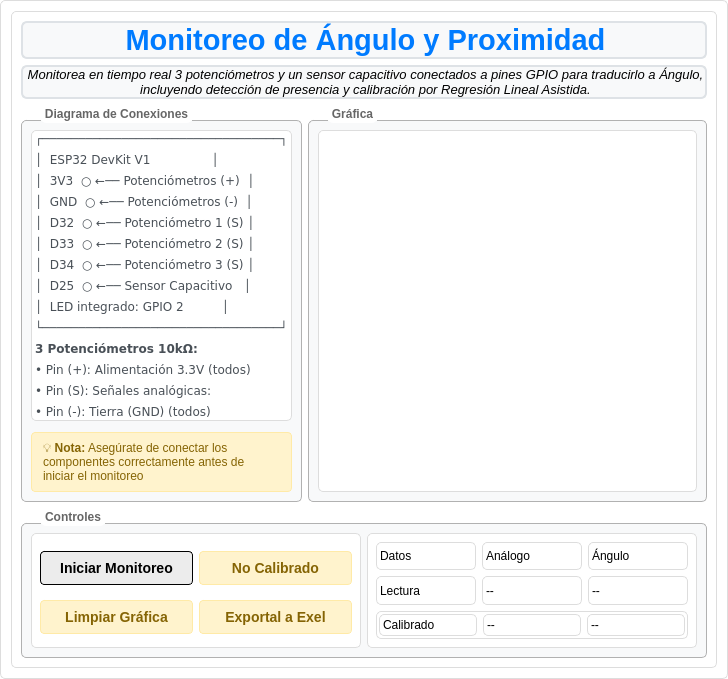
This is SensoraCore/SC_DesktopApp/Modules/angleArm/angleArm.ui in YamithR/SensoraCore as Qt 5 draws it before an edit. The edited form follows.
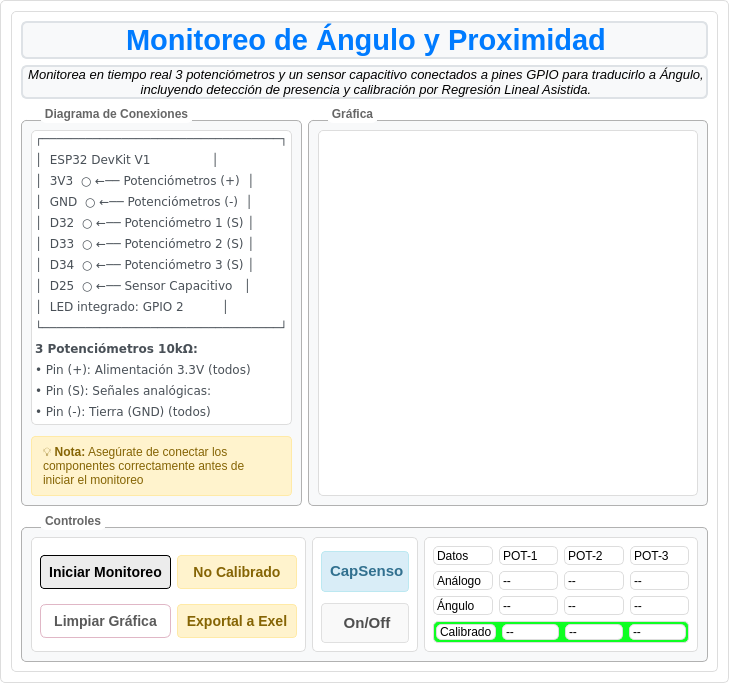
This is the edited form.

Patch:
```diff
--- a/SensoraCore/SC_DesktopApp/Modules/angleArm/angleArm.ui
+++ b/SensoraCore/SC_DesktopApp/Modules/angleArm/angleArm.ui
@@ -6,8 +6,8 @@
    <rect>
     <x>0</x>
     <y>0</y>
-    <width>702</width>
-    <height>679</height>
+    <width>723</width>
+    <height>683</height>
    </rect>
   </property>
   <property name="windowTitle">
@@ -92,90 +92,22 @@
         <property name="title">
          <string>Controles</string>
         </property>
-        <layout class="QHBoxLayout" name="horizontalLayout">
-         <item>
-          <widget class="QWidget" name="botones" native="true">
-           <layout class="QGridLayout" name="gridLayout_3">
-            <item row="0" column="0">
-             <widget class="QPushButton" name="iniciar">
-              <property name="styleSheet">
-               <string notr="true">font-size: 14px;                   
-font-weight: bold;             
-color: rgb(0, 0, 0);
-padding: 8px;                
-background-color: rgb(236, 236, 236);         
-border-radius: 4px;           
-border: 1px solid rgb(0, 0, 0);     
-margin-top: 5px;        </string>
-              </property>
-              <property name="text">
-               <string>Iniciar Monitoreo</string>
-              </property>
-             </widget>
-            </item>
-            <item row="0" column="1">
-             <widget class="QPushButton" name="calibrar">
-              <property name="styleSheet">
-               <string notr="true">        font-size: 14px;                    /* Tamaño menor para información secundaria */
-        font-weight: bold;                  /* Texto en negrita */
-        color: #856404;                     /* Color ámbar para indicar estado */
-        padding: 8px;                       /* Espacio interno menor */
-        background-color: #fff3cd;          /* Fondo ámbar claro */
-        border-radius: 4px;                 /* Esquinas redondeadas menores */
-        border: 1px solid #ffeaa7;          /* Borde ámbar */
-        margin-top: 5px;                    /* Separación superior */</string>
-              </property>
-              <property name="text">
-               <string>No Calibrado</string>
-              </property>
-             </widget>
-            </item>
-            <item row="1" column="0">
-             <widget class="QPushButton" name="limpiar">
-              <property name="styleSheet">
-               <string notr="true">        font-size: 14px;                    /* Tamaño menor para información secundaria */
-        font-weight: bold;                  /* Texto en negrita */
-        color: #856404;                     /* Color ámbar para indicar estado */
-        padding: 8px;                       /* Espacio interno menor */
-        background-color: #fff3cd;          /* Fondo ámbar claro */
-        border-radius: 4px;                 /* Esquinas redondeadas menores */
-        border: 1px solid #ffeaa7;          /* Borde ámbar */
-        margin-top: 5px;                    /* Separación superior */</string>
-              </property>
-              <property name="text">
-               <string>Limpiar Gráfica</string>
-              </property>
-             </widget>
-            </item>
-            <item row="1" column="1">
-             <widget class="QPushButton" name="exportar">
-              <property name="styleSheet">
-               <string notr="true">        font-size: 14px;                    /* Tamaño menor para información secundaria */
-        font-weight: bold;                  /* Texto en negrita */
-        color: #856404;                     /* Color ámbar para indicar estado */
-        padding: 8px;                       /* Espacio interno menor */
-        background-color: #fff3cd;          /* Fondo ámbar claro */
-        border-radius: 4px;                 /* Esquinas redondeadas menores */
-        border: 1px solid #ffeaa7;          /* Borde ámbar */
-        margin-top: 5px;                    /* Separación superior */</string>
-              </property>
-              <property name="text">
-               <string>Exportal a Exel</string>
-              </property>
-             </widget>
-            </item>
-           </layout>
-          </widget>
-         </item>
-         <item>
+        <layout class="QGridLayout" name="gridLayout_4">
+         <item row="0" column="2">
           <widget class="QWidget" name="datos" native="true">
+           <property name="minimumSize">
+            <size>
+             <width>0</width>
+             <height>0</height>
+            </size>
+           </property>
            <property name="maximumSize">
             <size>
-             <width>900</width>
+             <width>9999</width>
              <height>16777215</height>
             </size>
            </property>
-           <layout class="QGridLayout" name="gridLayout_4">
+           <layout class="QGridLayout" name="gridLayout">
             <item row="0" column="0">
              <widget class="QLabel" name="datosLabel">
               <property name="text">
@@ -184,42 +116,87 @@
              </widget>
             </item>
             <item row="0" column="1">
-             <widget class="QLabel" name="analogo">
+             <widget class="QLabel" name="POT1Label">
               <property name="text">
-               <string>Análogo</string>
+               <string>POT-1</string>
               </property>
              </widget>
             </item>
             <item row="0" column="2">
-             <widget class="QLabel" name="angulo">
+             <widget class="QLabel" name="POT2Label">
               <property name="text">
-               <string>Ángulo</string>
+               <string>POT-2</string>
+              </property>
+             </widget>
+            </item>
+            <item row="0" column="3">
+             <widget class="QLabel" name="POT3Label">
+              <property name="text">
+               <string>POT-3</string>
               </property>
              </widget>
             </item>
             <item row="1" column="0">
-             <widget class="QLabel" name="lectura">
+             <widget class="QLabel" name="analogoLabel">
               <property name="text">
-               <string>Lectura</string>
+               <string>Análogo</string>
               </property>
              </widget>
             </item>
             <item row="1" column="1">
-             <widget class="QLabel" name="analogoDt">
+             <widget class="QLabel" name="analogoDtPOT1">
               <property name="text">
                <string>--</string>
               </property>
              </widget>
             </item>
             <item row="1" column="2">
-             <widget class="QLabel" name="anguloDt">
+             <widget class="QLabel" name="analogoDtPOT2">
               <property name="text">
                <string>--</string>
               </property>
              </widget>
             </item>
-            <item row="2" column="0" colspan="3">
+            <item row="1" column="3">
+             <widget class="QLabel" name="analogoDtPOT3">
+              <property name="text">
+               <string>--</string>
+              </property>
+             </widget>
+            </item>
+            <item row="2" column="0">
+             <widget class="QLabel" name="anguloLabel">
+              <property name="text">
+               <string>Ángulo</string>
+              </property>
+             </widget>
+            </item>
+            <item row="2" column="1">
+             <widget class="QLabel" name="anguloDtPOT1">
+              <property name="text">
+               <string>--</string>
+              </property>
+             </widget>
+            </item>
+            <item row="2" column="2">
+             <widget class="QLabel" name="anguloDtPOT2">
+              <property name="text">
+               <string>--</string>
+              </property>
+             </widget>
+            </item>
+            <item row="2" column="3">
+             <widget class="QLabel" name="anguloDtPOT3">
+              <property name="text">
+               <string>--</string>
+              </property>
+             </widget>
+            </item>
+            <item row="3" column="0" colspan="4">
              <widget class="QWidget" name="calBox" native="true">
+              <property name="styleSheet">
+               <string notr="true">background-color: rgb(14, 255, 34);</string>
+              </property>
               <layout class="QHBoxLayout" name="horizontalLayout_2">
                <property name="leftMargin">
                 <number>3</number>
@@ -234,21 +211,40 @@
                 <number>3</number>
                </property>
                <item>
-                <widget class="QLabel" name="calibrado">
+                <widget class="QLabel" name="calibradoLabel">
+                 <property name="styleSheet">
+                  <string notr="true">background-color: rgb(255, 255, 255);</string>
+                 </property>
                  <property name="text">
                   <string>Calibrado</string>
                  </property>
                 </widget>
                </item>
                <item>
-                <widget class="QLabel" name="analogoDtCal">
+                <widget class="QLabel" name="analogoDtCalibradoPOT1">
+                 <property name="styleSheet">
+                  <string notr="true">background-color: rgb(255, 255, 255);</string>
+                 </property>
                  <property name="text">
                   <string>--</string>
                  </property>
                 </widget>
                </item>
                <item>
-                <widget class="QLabel" name="anguloDtCal">
+                <widget class="QLabel" name="analogoDtCalibradoPOT2">
+                 <property name="styleSheet">
+                  <string notr="true">background-color: rgb(255, 255, 255);</string>
+                 </property>
+                 <property name="text">
+                  <string>--</string>
+                 </property>
+                </widget>
+               </item>
+               <item>
+                <widget class="QLabel" name="analogoDtCalibradoPOT3">
+                 <property name="styleSheet">
+                  <string notr="true">background-color: rgb(255, 255, 255);</string>
+                 </property>
                  <property name="text">
                   <string>--</string>
                  </property>
@@ -260,6 +256,160 @@
            </layout>
           </widget>
          </item>
+         <item row="0" column="1">
+          <widget class="QWidget" name="EstadoDeSensorCapasitivo" native="true">
+           <property name="maximumSize">
+            <size>
+             <width>106</width>
+             <height>16777215</height>
+            </size>
+           </property>
+           <layout class="QVBoxLayout" name="verticalLayout_2">
+            <item>
+             <widget class="QLabel" name="SensorCapasitivoLabel">
+              <property name="styleSheet">
+               <string notr="true">font-size: 14px;                    /* Tamaño menor para información secundaria */
+font-weight: bold;                 /* Texto en negrita */
+color: #31708f;                    /* Azul medio para indicar estado */
+padding: 4px;                      /* Espacio interno menor */
+background-color: #d9edf7;         /* Fondo azul claro */
+border-radius: 4px;                /* Esquinas redondeadas menores */
+border: 1px solid #bce8f1;         /* Borde azul claro */
+margin-top: 5px;                   /* Separación superior */</string>
+              </property>
+              <property name="text">
+               <string>&lt;html&gt;&lt;head/&gt;&lt;body&gt;&lt;p align=&quot;center&quot;&gt;&lt;span style=&quot; font-size:11pt;&quot;&gt;CapSensor&lt;/span&gt;&lt;/p&gt;&lt;/body&gt;&lt;/html&gt;</string>
+              </property>
+             </widget>
+            </item>
+            <item>
+             <widget class="QLabel" name="EstadoDeSensorCapatitivo_ON_OFF">
+              <property name="styleSheet">
+               <string notr="true">font-size: 14px;                    /* Tamaño menor para información secundaria */
+font-weight: bold;                 /* Texto en negrita */
+color: #4f4f4f;                    /* Gris oscuro para buen contraste */
+padding: 8px;                      /* Espacio interno menor */
+background-color: #f9f9f9;         /* Fondo blanco suave */
+border-radius: 4px;                /* Esquinas redondeadas menores */
+border: 1px solid #e0e0e0;         /* Borde gris claro */
+margin-top: 5px;                   /* Separación superior */</string>
+              </property>
+              <property name="text">
+               <string>&lt;html&gt;&lt;head/&gt;&lt;body&gt;&lt;p align=&quot;center&quot;&gt;&lt;span style=&quot; font-size:11pt;&quot;&gt;On/Off&lt;/span&gt;&lt;/p&gt;&lt;/body&gt;&lt;/html&gt;</string>
+              </property>
+             </widget>
+            </item>
+           </layout>
+          </widget>
+         </item>
+         <item row="0" column="0">
+          <widget class="QWidget" name="botones" native="true">
+           <layout class="QGridLayout" name="gridLayout_3">
+            <item row="0" column="1">
+             <widget class="QPushButton" name="calibrarBt">
+              <property name="styleSheet">
+               <string notr="true">        font-size: 14px;                    /* Tamaño menor para información secundaria */
+        font-weight: bold;                  /* Texto en negrita */
+        color: #856404;                     /* Color ámbar para indicar estado */
+        padding: 8px;                       /* Espacio interno menor */
+        background-color: #fff3cd;          /* Fondo ámbar claro */
+        border-radius: 4px;                 /* Esquinas redondeadas menores */
+        border: 1px solid #ffeaa7;          /* Borde ámbar */
+        margin-top: 5px;                    /* Separación superior */</string>
+              </property>
+              <property name="text">
+               <string>No Calibrado</string>
+              </property>
+             </widget>
+            </item>
+            <item row="2" column="1">
+             <widget class="QPushButton" name="exportarBt">
+              <property name="styleSheet">
+               <string notr="true">        font-size: 14px;                    /* Tamaño menor para información secundaria */
+        font-weight: bold;                  /* Texto en negrita */
+        color: #856404;                     /* Color ámbar para indicar estado */
+        padding: 8px;                       /* Espacio interno menor */
+        background-color: #fff3cd;          /* Fondo ámbar claro */
+        border-radius: 4px;                 /* Esquinas redondeadas menores */
+        border: 1px solid #ffeaa7;          /* Borde ámbar */
+        margin-top: 5px;                    /* Separación superior */</string>
+              </property>
+              <property name="text">
+               <string>Exportal a Exel</string>
+              </property>
+             </widget>
+            </item>
+            <item row="2" column="0">
+             <widget class="QPushButton" name="limpiarBt">
+              <property name="styleSheet">
+               <string notr="true">/* Estilo base con matices rosa y gris degradado */
+QPushButton {
+    font-size: 14px;                         /* Tamaño menor para información secundaria */
+    font-weight: bold;                       /* Texto en negrita */
+    color: #5a5a5a;                          /* Gris medio para texto */
+    padding: 8px;                            /* Espacio interno menor */
+    background: linear-gradient(135deg, #f8e1ec, #d3d3d3); /* Degradado rosa a gris */
+    border-radius: 6px;                      /* Esquinas ligeramente más redondeadas */
+    border: 1px solid #e0b7c6;               /* Borde rosa suave */
+    margin-top: 5px;                         /* Separación superior */
+}
+
+/* Efecto hover con énfasis en el rosa */
+QPushButton:hover {
+    background: linear-gradient(135deg, #fce4ec, #c0c0c0); /* Rosa claro a gris claro */
+    color: #7a4b63;                          /* Rosa oscuro para el texto */
+    border: 1px solid #d48ca3;               /* Borde más intenso en rosa */
+}
+/* Presionado: tono más oscuro y efecto hundido */
+QPushButton:pressed {
+    background-color: #e0b7c6;
+    border: 2px solid #b0b0b0;
+    padding-top: 8px; /* efecto hundido */
+    padding-left: 8px;
+}
+</string>
+              </property>
+              <property name="text">
+               <string>Limpiar Gráfica</string>
+              </property>
+             </widget>
+            </item>
+            <item row="0" column="0">
+             <widget class="QPushButton" name="iniciarBt">
+              <property name="styleSheet">
+               <string notr="true">QPushButton {
+    font-size: 14px;                    
+    font-weight: bold;              
+    color: rgb(0, 0, 0);
+    padding: 8px;                 
+    background-color: rgb(236, 236, 236);          
+    border-radius: 4px;            
+    border: 1px solid rgb(0, 0, 0);      
+    margin-top: 5px;         
+}
+
+/* Hover: verde suave */
+QPushButton:hover {
+    background-color: rgb(220, 255, 220);     /* Verde muy claro */
+    border: 1px solid rgb(0, 128, 0);          /* Verde intenso */
+    color: rgb(0, 100, 0);                     /* Verde oscuro para texto */
+}
+
+/* Pressed: verde más profundo */
+QPushButton:pressed {
+    background-color: rgb(200, 240, 200);     /* Verde más saturado */
+    border: 1px solid rgb(0, 100, 0);          /* Borde más oscuro */
+    color: rgb(0, 80, 0);                      /* Texto aún más profundo */
+}</string>
+              </property>
+              <property name="text">
+               <string>Iniciar Monitoreo</string>
+              </property>
+             </widget>
+            </item>
+           </layout>
+          </widget>
+         </item>
         </layout>
        </widget>
       </item>
@@ -340,6 +490,12 @@
       </item>
       <item row="2" column="1" colspan="2">
        <widget class="QGroupBox" name="grafica">
+        <property name="minimumSize">
+         <size>
+          <width>400</width>
+          <height>0</height>
+         </size>
+        </property>
         <property name="styleSheet">
          <string notr="true">QGroupBox {
     color: rgb(102, 102, 102) ;
```
